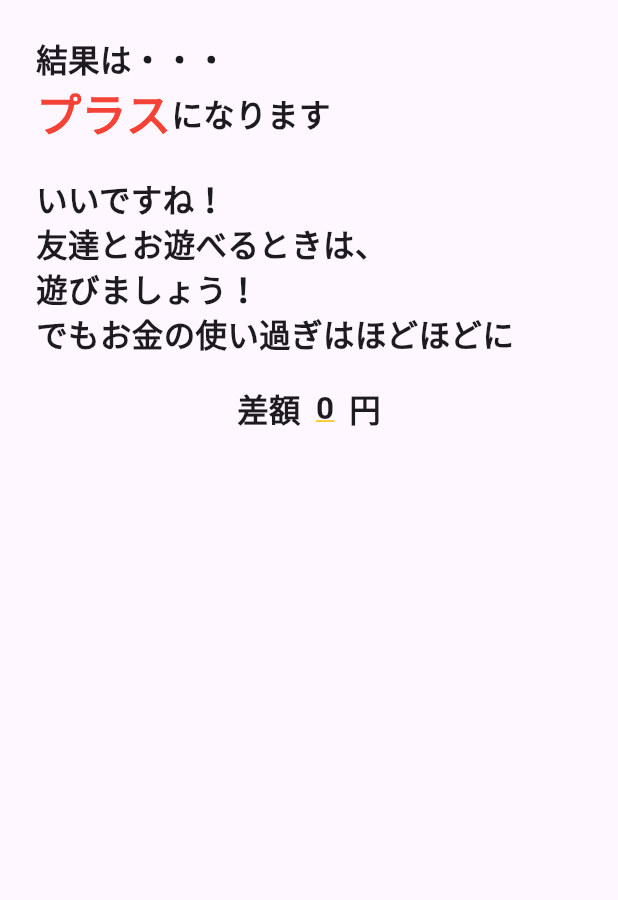
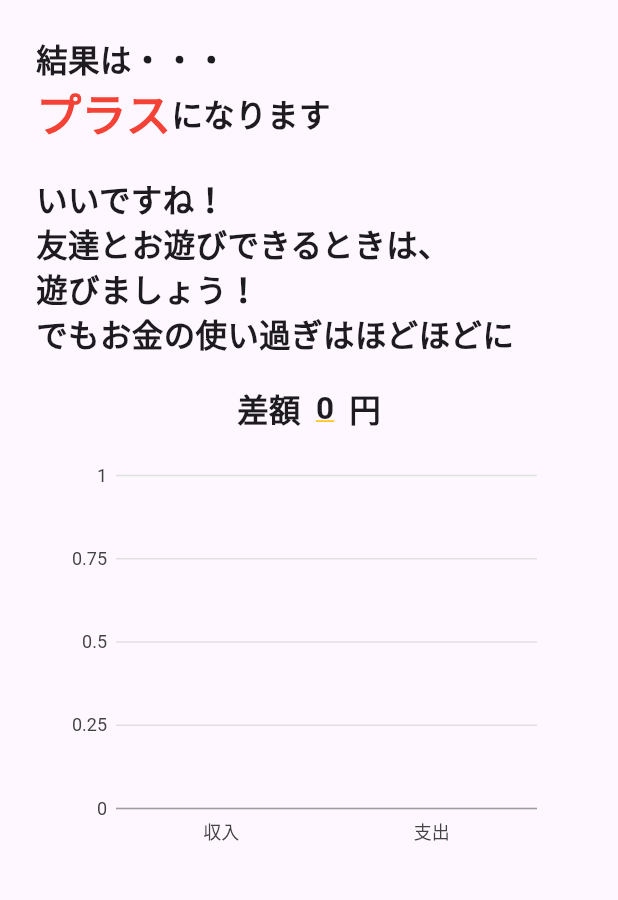
Before and after one commit to kotarowakuwaku/STGs, a Flutter app: the ResultPage screen opened directly with empty values, on a phone screen of 412 x 824 dp, the part 84-984 px from its top. Run offline on Flutter 3.47's test engine with Material 3 defaults, Android fonts, the phone set to English and light mode, and no system bars; our stand-ins replace charts_flutter.

Commit message:
棒グラフの作成

```diff
--- a/lib/pages/result_page.dart
+++ b/lib/pages/result_page.dart
@@ -1,4 +1,12 @@
 import 'package:flutter/material.dart';
+import 'package:charts_flutter/flutter.dart' as charts;
+
+class _BarChartData {
+  final String category;
+  final int value;
+
+  _BarChartData(this.category, this.value);
+}
 
 class ResultPage extends StatelessWidget {
   final int outcomeData;
@@ -59,7 +67,7 @@ class ResultPage extends StatelessWidget {
                     ),
                   ),
                   const Text(
-                      "友達とお遊べるときは、",
+                    "友達とお遊びできるときは、",
                     style: TextStyle(
                       fontSize: 21,
                       fontWeight: FontWeight.bold,
@@ -115,6 +123,21 @@ class ResultPage extends StatelessWidget {
                         ),
                       ),
                     ],
+                  ),
+                  Center(
+                    child: Column(
+                      mainAxisAlignment: MainAxisAlignment.center,
+                      children: <Widget>[
+                        Container(
+                          height: 300,
+                          padding: const EdgeInsets.all(16),
+                          child: _buildBarChart(
+                            outcomeData: outcomeData,
+                            incomeData: incomeData,
+                          ),
+                        ),
+                      ],
+                    ),
                   ),
                 ],
               )
@@ -213,8 +236,54 @@ class ResultPage extends StatelessWidget {
                       ),
                     ],
                   ),
+                  Center(
+                    child: Column(
+                      mainAxisAlignment: MainAxisAlignment.center,
+                      children: <Widget>[
+                        Container(
+                          height: 300,
+                          padding: const EdgeInsets.all(16),
+                          child: _buildBarChart(
+                            outcomeData: outcomeData,
+                            incomeData: incomeData,
+                          ),
+                        ),
                       ],
-                )),
+                    ),
+                  ),
+                ],
+              ),
+      ),
     );
   }
 }
+
+Widget _buildBarChart({required int outcomeData, required int incomeData}) {
+  final data = [
+    _BarChartData('収入', incomeData),
+    _BarChartData('支出', outcomeData),
+  ];
+
+  var series = [
+    charts.Series<_BarChartData, String>(
+      id: 'Data',
+      domainFn: (datum, _) => datum.category,
+      measureFn: (datum, _) => datum.value,
+      data: data,
+      colorFn: (datum, index) {
+        return datum.category == '収入'
+            ? charts.MaterialPalette.red.shadeDefault
+            : charts.MaterialPalette.green.shadeDefault;
+      },
+      labelAccessorFn: (datum, _) => '',
+    ),
+  ];
+
+  return charts.BarChart(
+    series,
+    animate: true,
+    vertical: true,
+    barRendererDecorator: charts.BarLabelDecorator<String>(),
+    domainAxis: const charts.OrdinalAxisSpec(),
+  );
+}
--- a/pubspec.yaml
+++ b/pubspec.yaml
@@ -30,6 +30,8 @@ environment:
 dependencies:
   flutter:
     sdk: flutter
+  charts_flutter: ^0.12.0
+
 
 
   # The following adds the Cupertino Icons font to your application.
```
Also changed, not shown: pubspec.lock. Lines whose indentation alone changed are shown as unchanged.
